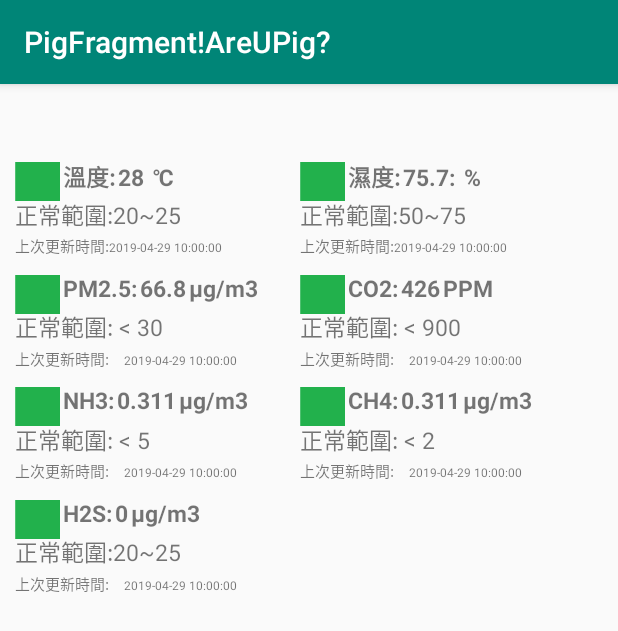
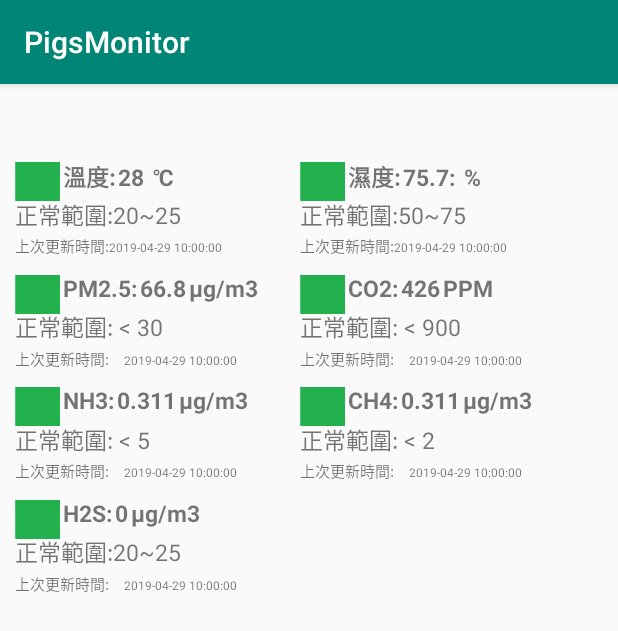
Before and after one commit to YehChunChuan/AndyGitSpaces, an Android app: the screen it shows after launch (MainActivity), on a phone screen of 412 x 824 dp. Shown: the top 631 px of the screen. Run offline under Robolectric (Android 15) with nearby library versions, the phone set to English and light mode, and no system bars; 19 statements that could not run were skipped.

```diff
--- a/app/build.gradle
+++ b/app/build.gradle
@@ -4,7 +4,7 @@ android {
     compileSdkVersion 28
     defaultConfig {
         applicationId "com.fragment.fragmenttest"
-        minSdkVersion 24
+        minSdkVersion 23
         targetSdkVersion 28
         versionCode 1
         versionName "1.0"
--- a/app/src/main/java/com/fragment/fragmenttest/HistoricalChartFragment.java
+++ b/app/src/main/java/com/fragment/fragmenttest/HistoricalChartFragment.java
@@ -148,8 +148,8 @@ public class HistoricalChartFragment extends Fragment {
 			MainActivity activity = (MainActivity) fragmentActivity;
 		}
 
-		chart1 = (LineChart) getView().findViewById(R.id.chart1);
-		chart2 = (LineChart) getView().findViewById(R.id.chart2);
+		//chart1 = (LineChart) getView().findViewById(R.id.chart1);
+		//chart2 = (LineChart) getView().findViewById(R.id.chart2);
 		//TextView txtResult = (TextView) this.getView().findViewById(R.id.textView1);
 		//txtResult.setText(value);
 
--- a/app/src/main/java/com/fragment/fragmenttest/MainActivity.java
+++ b/app/src/main/java/com/fragment/fragmenttest/MainActivity.java
@@ -11,9 +11,11 @@ import android.icu.util.Calendar;
 import android.net.ConnectivityManager;
 import android.net.NetworkInfo;
 import android.os.AsyncTask;
+import android.os.Build;
 import android.os.Handler;
 import android.os.HandlerThread;
 import android.os.Message;
+import android.support.annotation.RequiresApi;
 import android.support.v4.app.FragmentTabHost;
 import android.support.v7.app.AppCompatActivity;
 import android.os.Bundle;
@@ -67,6 +69,7 @@ public class MainActivity extends AppCompatActivity {
     TextView textHumidity_Data;
 
 
+    @RequiresApi(api = Build.VERSION_CODES.N)
     @Override
     protected void onCreate(Bundle savedInstanceState) {
         super.onCreate(savedInstanceState);
@@ -127,7 +130,7 @@ public class MainActivity extends AppCompatActivity {
         sdf = new SimpleDateFormat("yyyy-MM-dd HH:mm:ss");
         System.out.println(sdf.format(beforDate));
         Log.e("現在時間減10分鐘:", sdf.format(beforDate));
-        Toast.makeText(MainActivity.this, "現在時間減"+tine+"秒鐘:" + sdf.format(beforDate), Toast.LENGTH_LONG).show();
+        //Toast.makeText(MainActivity.this, "現在時間減"+tine+"秒鐘:" + sdf.format(beforDate), Toast.LENGTH_LONG).show();
 //        RealTimeMethod();
 //region 非同步程式的開始點
 //        if (checkNetWork()) {
--- a/app/src/main/java/com/fragment/fragmenttest/RealTimeFragment.java
+++ b/app/src/main/java/com/fragment/fragmenttest/RealTimeFragment.java
@@ -13,11 +13,13 @@ import android.icu.text.SimpleDateFormat;
 import android.media.Image;
 import android.net.ConnectivityManager;
 import android.net.NetworkInfo;
+import android.os.Build;
 import android.os.Bundle;
 import android.os.Handler;
 import android.os.HandlerThread;
 import android.os.Looper;
 import android.os.Message;
+import android.support.annotation.RequiresApi;
 import android.support.v4.app.Fragment;
 import android.support.v4.app.FragmentActivity;
 import android.util.Log;
@@ -44,6 +46,7 @@ import static android.support.v4.content.ContextCompat.getSystemService;
 import static com.fragment.fragmenttest.R.*;
 
 
+@RequiresApi(api = Build.VERSION_CODES.N)
 public class RealTimeFragment extends Fragment {
 
 	private String value = "";
@@ -934,7 +937,7 @@ public class RealTimeFragment extends Fragment {
 	@Override
 	public void onPause() {
 		super.onPause();
-		Toast.makeText(getActivity().getApplicationContext(), "onPause!!!!" , Toast.LENGTH_LONG).show();
+		//Toast.makeText(getActivity().getApplicationContext(), "onPause!!!!" , Toast.LENGTH_LONG).show();
 		mThread.quit();
 		//mHandler.removeCallbacks(mThread);
 	}
@@ -947,7 +950,7 @@ public class RealTimeFragment extends Fragment {
 	@Override
 	public void onDestroy() {
 		super.onDestroy();
-		Toast.makeText(getActivity().getApplicationContext(), "onDestroy!!!!" , Toast.LENGTH_LONG).show();
+		//Toast.makeText(getActivity().getApplicationContext(), "onDestroy!!!!" , Toast.LENGTH_LONG).show();
 		mHandler.removeCallbacks(mThread);
 	}
 }
--- a/app/src/main/res/layout/frg_historicalchart.xml
+++ b/app/src/main/res/layout/frg_historicalchart.xml
@@ -23,7 +23,7 @@
                 android:layout_height="match_parent"
                 android:layout_marginTop="0dp"
                 android:layout_marginBottom="0dp" />
-
+<!--
             <TextView
                 android:id="@+id/textView1"
                 android:layout_width="wrap_content"
@@ -44,6 +44,8 @@
                 android:id="@+id/chart2"
                 android:layout_width="match_parent"
                 android:layout_height="300dp" />
+
+                -->
             </LinearLayout>
 
         </ScrollView>
--- a/app/src/main/res/mipmap-anydpi-v26/ic_launcher_round.xml
+++ /dev/null
@@ -1,5 +0,0 @@
-<?xml version="1.0" encoding="utf-8"?>
-<adaptive-icon xmlns:android="http://schemas.android.com/apk/res/android">
-    <background android:drawable="@drawable/ic_launcher_background" />
-    <foreground android:drawable="@drawable/ic_launcher_foreground" />
-</adaptive-icon>
--- a/app/src/main/res/values/strings.xml
+++ b/app/src/main/res/values/strings.xml
@@ -1,5 +1,5 @@
 <resources>
-    <string name="app_name">PigFragment!AreUPig?</string>
+    <string name="app_name">PigsMonitor</string>
 
 
 
```
Also changed, not shown: app/src/main/res/mipmap-hdpi/ic_launcher.png (deleted), app/src/main/res/mipmap-hdpi/ic_launcher_round.png (deleted), app/src/main/res/mipmap-mdpi/ic_launcher.png (deleted), app/src/main/res/mipmap-mdpi/ic_launcher_round.png (deleted), app/src/main/res/mipmap-xhdpi/ic_launcher.png (deleted), app/src/main/res/mipmap-xhdpi/ic_launcher_round.png (deleted), app/src/main/res/mipmap-xxhdpi/ic_launcher.png (deleted), app/src/main/res/mipmap-xxhdpi/ic_launcher_round.png (deleted), app/src/main/res/mipmap-xxxhdpi/ic_launcher.png (deleted), app/src/main/res/mipmap-xxxhdpi/ic_launcher_round.jpg (added), app/src/main/res/mipmap-xxxhdpi/ic_launcher_round.png (deleted).
